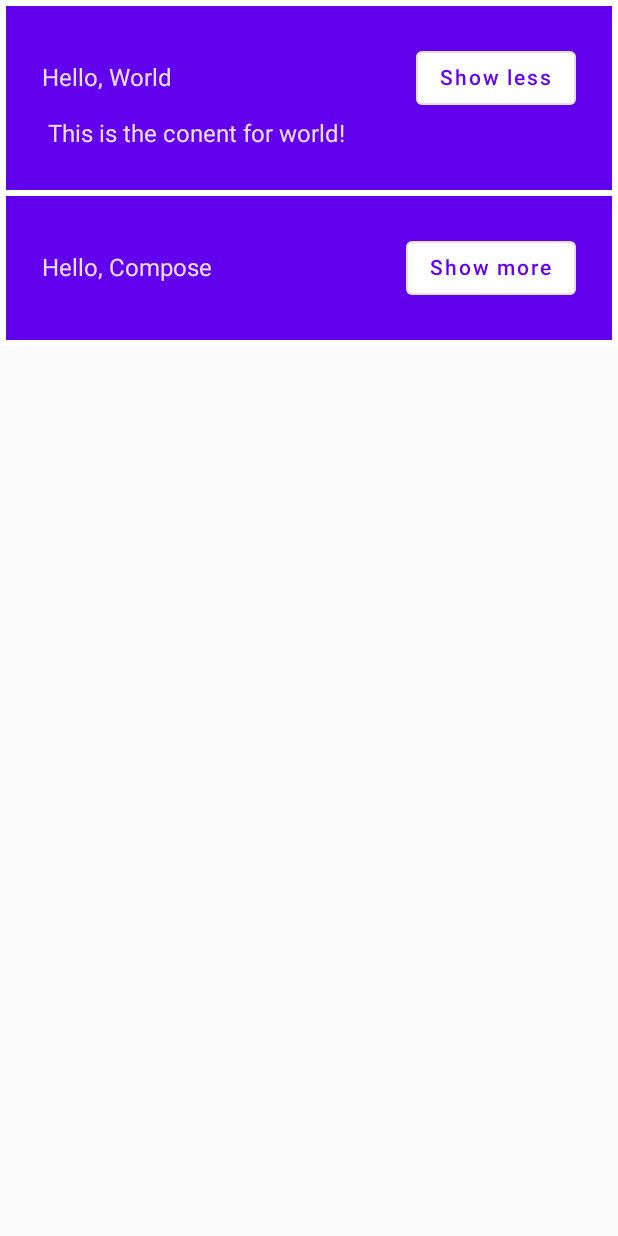
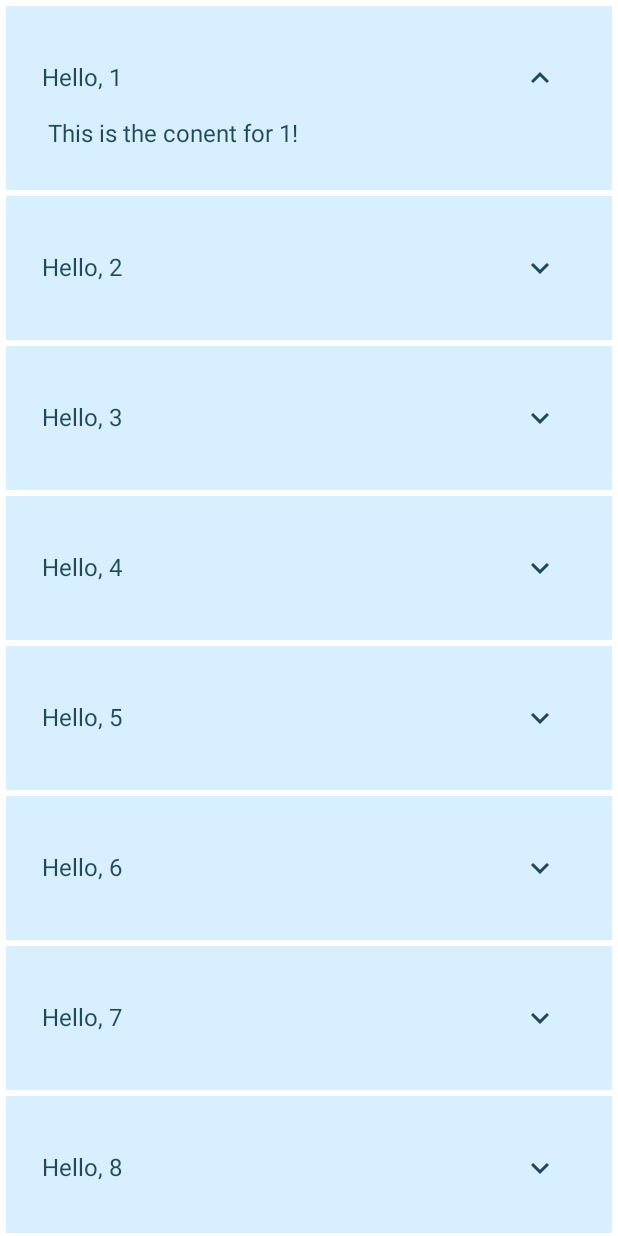
Before and after one commit to nikitha2/ComposeTutorial, an Android app built with Jetpack Compose: the ComposeBasicsActivity screen opened directly, with no data from a screen before it, after a tap on "Show more", on a phone screen of 412 x 824 dp. Run offline under Robolectric (Android 15) with nearby library versions, the phone set to English and light mode, and no system bars; 1 other tap on this screen came first.

Commit message:
Basics of code lab- ComposeBasicsActivity

```diff
--- a/app/build.gradle
+++ b/app/build.gradle
@@ -60,4 +60,5 @@ dependencies {
     androidTestImplementation "androidx.compose.ui:ui-test-junit4:1.2.0-beta03"
     debugImplementation "androidx.compose.ui:ui-tooling:1.1.1"
     debugImplementation "androidx.compose.ui:ui-test-manifest:1.2.0-beta03"
+    implementation "androidx.compose.material:material-icons-extended:1.2.0-beta03"
 }
--- a/app/src/main/AndroidManifest.xml
+++ b/app/src/main/AndroidManifest.xml
@@ -33,7 +33,7 @@
             android:theme="@style/Theme.ComposeTutorial" />
 
         <activity
-            android:name=".CodeLabActivity"
+            android:name=".ComposeBasicsActivity"
             android:exported="true"
             android:theme="@style/Theme.ComposeTutorial" />
     </application>
--- a/app/src/main/java/com/example/composetutorial/CodeLabActivity.kt
+++ b/app/src/main/java/com/example/composetutorial/ComposeBasicsActivity.kt
@@ -3,19 +3,25 @@ package com.example.composetutorial
 import android.content.res.Configuration
 import android.os.Bundle
 import androidx.activity.compose.setContent
+import androidx.compose.animation.core.animateDpAsState
 import androidx.compose.foundation.layout.*
 import androidx.compose.foundation.lazy.LazyColumn
 import androidx.compose.foundation.lazy.items
 import androidx.compose.material.*
+import androidx.compose.material.icons.Icons
+import androidx.compose.material.icons.filled.ExpandLess
+import androidx.compose.material.icons.filled.ExpandMore
 import androidx.compose.runtime.*
+import androidx.compose.runtime.saveable.rememberSaveable
 import androidx.compose.ui.Alignment
 import androidx.compose.ui.Alignment.Companion.CenterVertically
 import androidx.compose.ui.Modifier
+import androidx.compose.ui.res.stringResource
 import androidx.compose.ui.tooling.preview.Preview
 import androidx.compose.ui.unit.dp
 import com.example.composetutorial.ui.theme.ComposeTutorialTheme
 
-class  CodeLabActivity : BaseActivity() {
+class  ComposeBasicsActivity : BaseActivity() {
     override fun onCreate(savedInstanceState: Bundle?) {
         super.onCreate(savedInstanceState)
         setContent {
@@ -46,7 +52,12 @@ class  CodeLabActivity : BaseActivity() {
             color = MaterialTheme.colors.background
         ) {
             // This state should be hoisted as its being used in child composable. We have a callback to change the value
-            var shouldShowOnboarding by remember { mutableStateOf(true) }
+            /*"remember" saves state when data changes, but value for remember object persists
+            What happens if there is a configuration change? Say theme changed from light to dark. Due to configuration change our activity will be re-generated as a result
+            we will be seeing OnBoardingScreen again even when we are in greetingsScreen. TO avoid this we can ise "rememberSaveable" to save state during configuration changes
+            and also during re-composition
+            */
+            var shouldShowOnboarding by rememberSaveable{ mutableStateOf(true) }
             if(shouldShowOnboarding){
                 OnBoardingScreen(onContinueClicked = { shouldShowOnboarding = false })
             }else
@@ -57,19 +68,35 @@ class  CodeLabActivity : BaseActivity() {
     @Composable
     private fun GreetingCard(greeting: Greeting) {
         var isExpanded by remember { mutableStateOf(false) }
+        val extraPadding by animateDpAsState(
+            targetValue = if(isExpanded) 4.dp else 0.dp,
+           // animationSpec = tween(durationMillis = 500) // This will slow the animation by 1/2 second
+        )
+        val contentDescription = if (isExpanded) stringResource(R.string.show_less) else stringResource(R.string.show_more)
+
         Column(modifier = Modifier.padding(24.dp)) {
             Row(verticalAlignment = CenterVertically) {
                 Text(text = greeting.greetingText, modifier = Modifier.weight(1f))
-                OutlinedButton(onClick = {
-                    isExpanded = !isExpanded
-                }) {
-                    Text(if (isExpanded) "Show less" else "Show more")
+
+               // OutlinedButton gives a button with outline
+//                OutlinedButton(onClick = {
+//                    isExpanded = !isExpanded
+//                }) {
+//                    Text(if (isExpanded) "Show less" else "Show more")
+//                }
+
+                //Lets use icon instead of the button above
+                IconButton(onClick = {  isExpanded = !isExpanded }) {
+                    Icon(
+                        imageVector = if (isExpanded) Icons.Filled.ExpandLess else Icons.Filled.ExpandMore,
+                        contentDescription = contentDescription
+                    )
                 }
             }
             if (isExpanded)
                 Text(
                     text = greeting.body,
-                    modifier = Modifier.padding(all = 4.dp)
+                    modifier = Modifier.padding(all = extraPadding)
                 )
         }
     }
--- a/app/src/main/java/com/example/composetutorial/SampleData.kt
+++ b/app/src/main/java/com/example/composetutorial/SampleData.kt
@@ -87,11 +87,31 @@ object SampleData {
         ))
 
     val buttons = listOf(
-        MainActivity.Button("Chat Screen","ChatActivity"),
-        MainActivity.Button("Compose Codelab","CodelabActivity"))
+        MainActivity.Button("Compose overview CodeLab","ComposeOverviewTutorialActivity"),
+        MainActivity.Button("Compose basics CodeLab","ComposeBasicsActivity"))
 
     val cards = listOf(
-        CodeLabActivity.Greeting("Hello, World","This is the conent for world!"),
-        CodeLabActivity.Greeting("Hello, Compose","This is the conent for Compose!"))
+        ComposeBasicsActivity.Greeting("Hello, 1","This is the conent for 1!"),
+        ComposeBasicsActivity.Greeting("Hello, 2","This is the conent for 2!"),
+        ComposeBasicsActivity.Greeting("Hello, 3","This is the conent for 3!"),
+        ComposeBasicsActivity.Greeting("Hello, 4","This is the conent for 4!"),
+        ComposeBasicsActivity.Greeting("Hello, 5","This is the conent for 5!"),
+        ComposeBasicsActivity.Greeting("Hello, 6","This is the conent for 6!"),
+        ComposeBasicsActivity.Greeting("Hello, 7","This is the conent for 7!"),
+        ComposeBasicsActivity.Greeting("Hello, 8","This is the conent for 8!"),
+        ComposeBasicsActivity.Greeting("Hello, 9","This is the conent for 9!"),
+        ComposeBasicsActivity.Greeting("Hello, 10","This is the conent for 10!"),
+        ComposeBasicsActivity.Greeting("Hello, 11","This is the conent for 11!"),
+        ComposeBasicsActivity.Greeting("Hello, 12","This is the conent for 12!"),
+        ComposeBasicsActivity.Greeting("Hello, 13","This is the conent for 13!"),
+        ComposeBasicsActivity.Greeting("Hello, 14","This is the conent for 14!"),
+        ComposeBasicsActivity.Greeting("Hello, 15","This is the conent for 15!"),
+        ComposeBasicsActivity.Greeting("Hello, 16","This is the conent for 16!"),
+        ComposeBasicsActivity.Greeting("Hello, 17","This is the conent for 17!"),
+        ComposeBasicsActivity.Greeting("Hello, 18","This is the conent for 18!"),
+        ComposeBasicsActivity.Greeting("Hello, 19","This is the conent for 19!"),
+        ComposeBasicsActivity.Greeting("Hello, 20","This is the conent for 20!"))
+
+
 
 }
--- a/app/src/main/java/com/example/composetutorial/ui/theme/Color.kt
+++ b/app/src/main/java/com/example/composetutorial/ui/theme/Color.kt
@@ -6,3 +6,8 @@ val Purple200 = Color(0xFFBB86FC)
 val Purple500 = Color(0xFF6200EE)
 val Purple700 = Color(0xFF3700B3)
 val Teal200 = Color(0xFF03DAC5)
+
+val Navy = Color(0xFF073042)
+val Blue = Color(0xFF4285F4)
+val LightBlue = Color(0xFFD7EFFE)
+val Chartreuse = Color(0xFFEFF7CF)
--- a/app/src/main/res/values/strings.xml
+++ b/app/src/main/res/values/strings.xml
@@ -2,5 +2,6 @@
     <string name="app_name">ComposeTutorial</string>
     <string name="mainLabel">Compose Tutorial</string>
     <string name="chatLabel">Chat UI with Compose Tutorial</string>
-
+    <string name="show_less">Show less</string>
+    <string name="show_more">Show more</string>
 </resources>
```
Also changed, not shown: app/src/main/java/com/example/composetutorial/MainActivity.kt (+14 -7 lines), app/src/main/java/com/example/composetutorial/ui/theme/Theme.kt (+8 -8 lines), app/src/main/java/com/example/composetutorial/ComposeOverviewTutorialActivity.kt (renamed from app/src/main/java/com/example/composetutorial/ChatActivity.kt).
